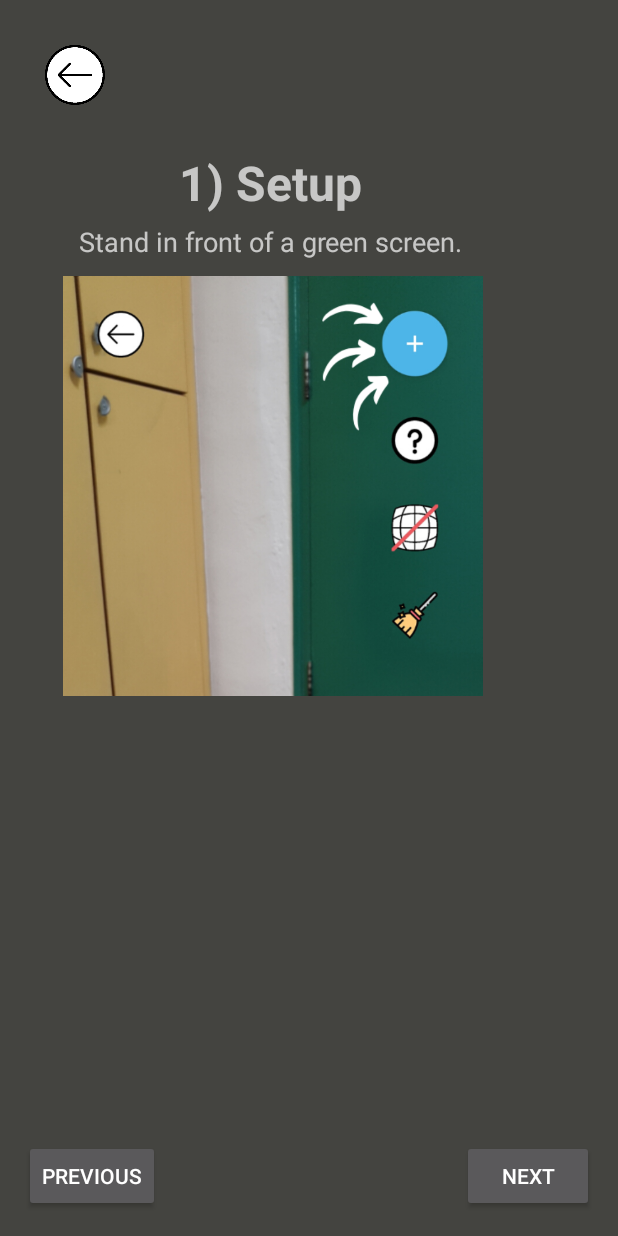
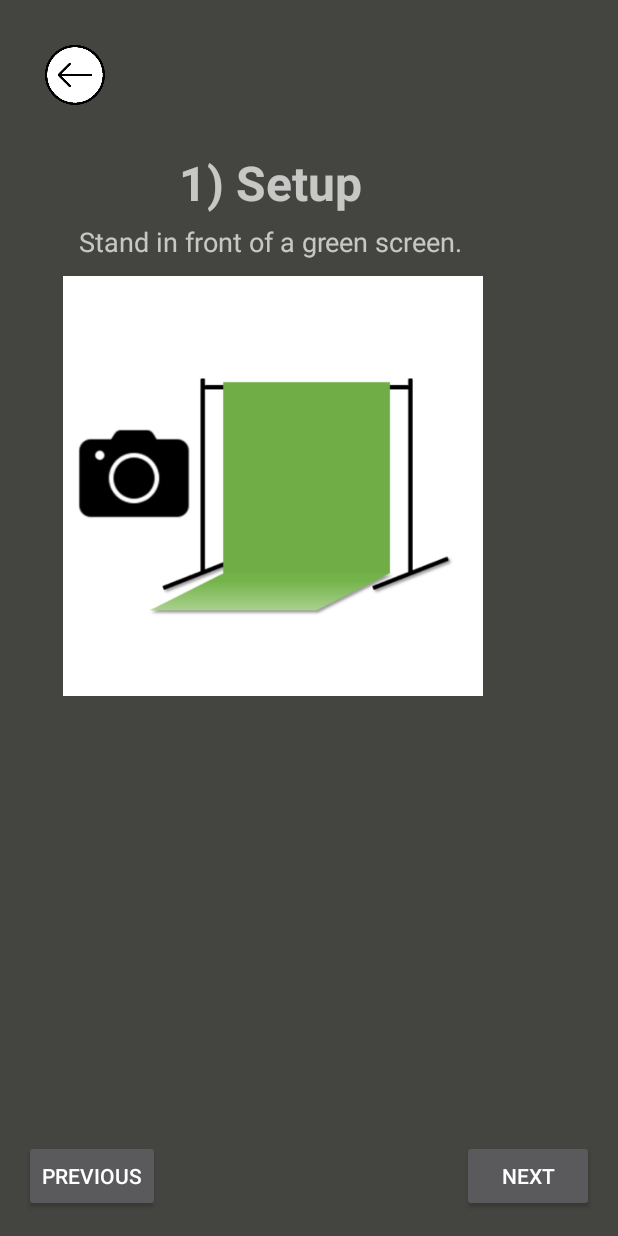
Before and after one commit to ngjingheng95/holo, an Android app: the CreateArTutorial screen opened directly, with no data from a screen before it, on a phone screen of 412 x 824 dp. Run offline under Robolectric (Android 15) with nearby library versions, the phone set to English and light mode, and no system bars.

Commit message:
Added create ar tutorial images

```diff
--- a/app/src/main/res/layout/create_ar_tutorial.xml
+++ b/app/src/main/res/layout/create_ar_tutorial.xml
@@ -50,7 +50,7 @@
                 android:scaleType="fitCenter"
                 android:paddingLeft="20dp"
                 android:layout_marginLeft="3dp"
-                android:src="@drawable/place_ar_tutorial_1"/>
+                android:src="@drawable/create_ar_tutorial_1"/>
         </LinearLayout>
         <LinearLayout
             android:layout_width="wrap_content"
@@ -77,7 +77,7 @@
                 android:maxHeight="300dp"
                 android:scaleType="fitCenter"
                 android:layout_marginLeft="3dp"
-                android:src="@drawable/place_ar_tutorial_2"/>
+                android:src="@drawable/create_ar_tutorial_2"/>
         </LinearLayout>
         <LinearLayout
             android:layout_width="wrap_content"
@@ -113,7 +113,7 @@
                 android:maxHeight="300dp"
                 android:scaleType="fitCenter"
                 android:layout_marginLeft="3dp"
-                android:src="@drawable/place_ar_tutorial_3"/>
+                android:src="@drawable/create_ar_tutorial_3"/>
         </LinearLayout>
         <LinearLayout
             android:layout_width="wrap_content"
@@ -149,7 +149,7 @@
                 android:maxHeight="300dp"
                 android:scaleType="fitCenter"
                 android:layout_marginLeft="3dp"
-                android:src="@drawable/place_ar_tutorial_4"/>
+                android:src="@drawable/create_ar_tutorial_4"/>
         </LinearLayout>
         <LinearLayout
             android:layout_width="wrap_content"
```
Also changed, not shown: app/src/main/res/drawable/create_ar_tutorial_1.png (added), app/src/main/res/drawable/create_ar_tutorial_2.png (added), app/src/main/res/drawable/create_ar_tutorial_3.png (added), app/src/main/res/drawable/create_ar_tutorial_4.png (added).
